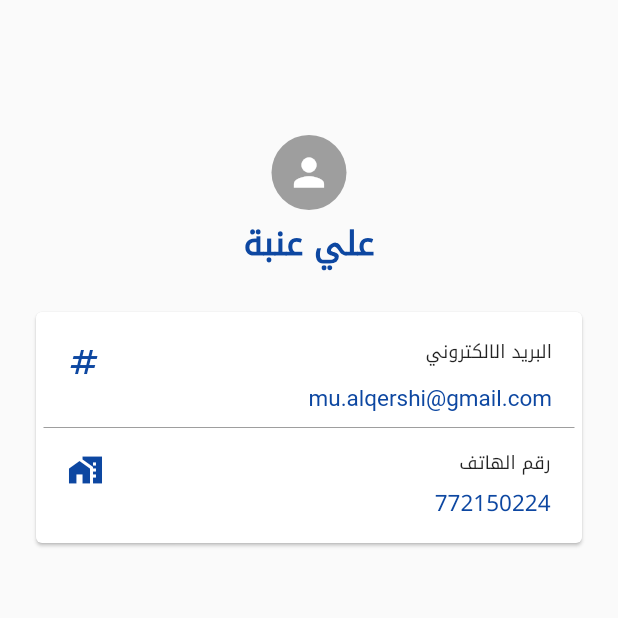
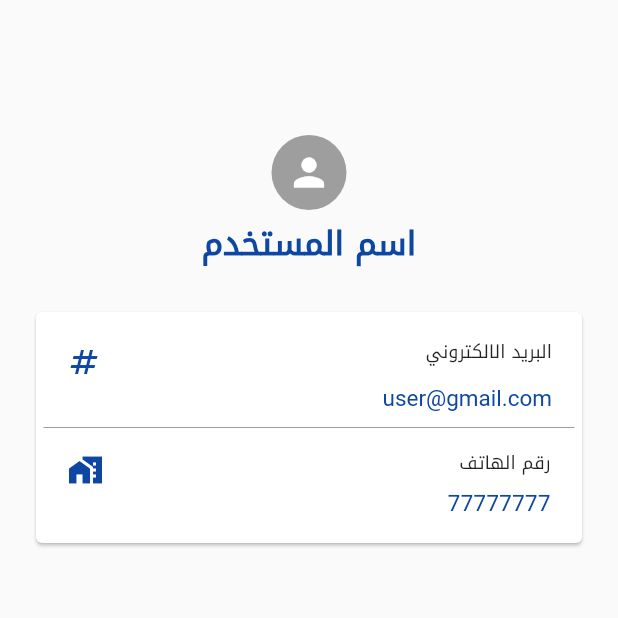
Before and after one commit to Mustafa-Alqershi/promotion, a Flutter app: the Profile screen opened directly, on a phone screen of 412 x 824 dp, the top half of it. Run offline on Flutter 3.47's test engine with Material 2 defaults, Android fonts, the phone set to English and light mode, and no system bars; our stand-ins replace get, get_storage; missing offline and left inert: flutter_pdfview; accounts and stored records are empty; network calls fail.

```diff
--- a/lib/view/screen/Profile.dart
+++ b/lib/view/screen/Profile.dart
@@ -44,7 +44,7 @@ class _ProfileState extends State<Profile> {
                     ),
                     Text(
 
-                          "علي عنبة",
+                          "اسم المستخدم",
                       style: TextStyle(
                           fontSize: 22,
                           fontFamily: 'NotoKufiArabic',
@@ -86,7 +86,7 @@ class _ProfileState extends State<Profile> {
                                             ),
                                             subtitle: Text(
 
-                                                  "mu.alqershi@gmail.com",
+                                                  "user@gmail.com",
                                               style: TextStyle(
                                                 fontFamily: 'NotoKufiArabic',
                                                 fontSize: 15,
@@ -108,7 +108,7 @@ class _ProfileState extends State<Profile> {
                                             ),
                                             subtitle: Text(
 
-                                                  "772150224",
+                                                  "77777777",
                                               style: TextStyle(
                                                 fontFamily: 'NotoKufiArabic',
                                                 fontSize: 15,
```
